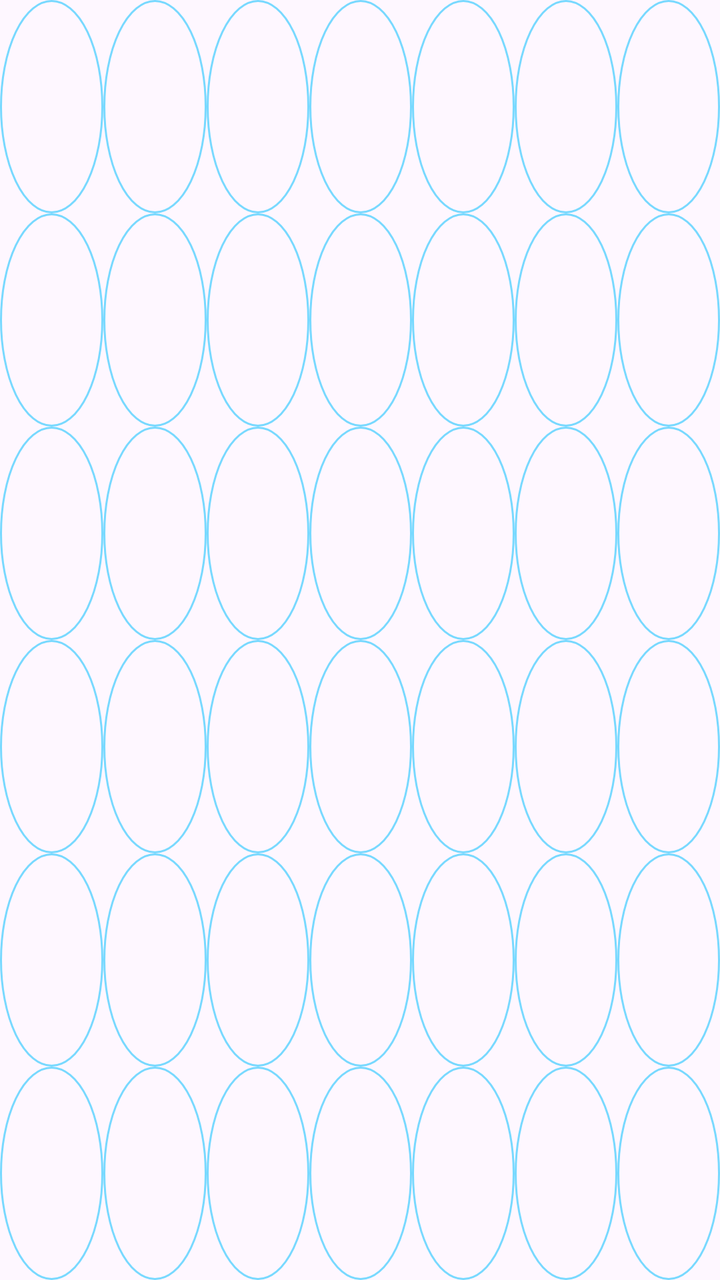
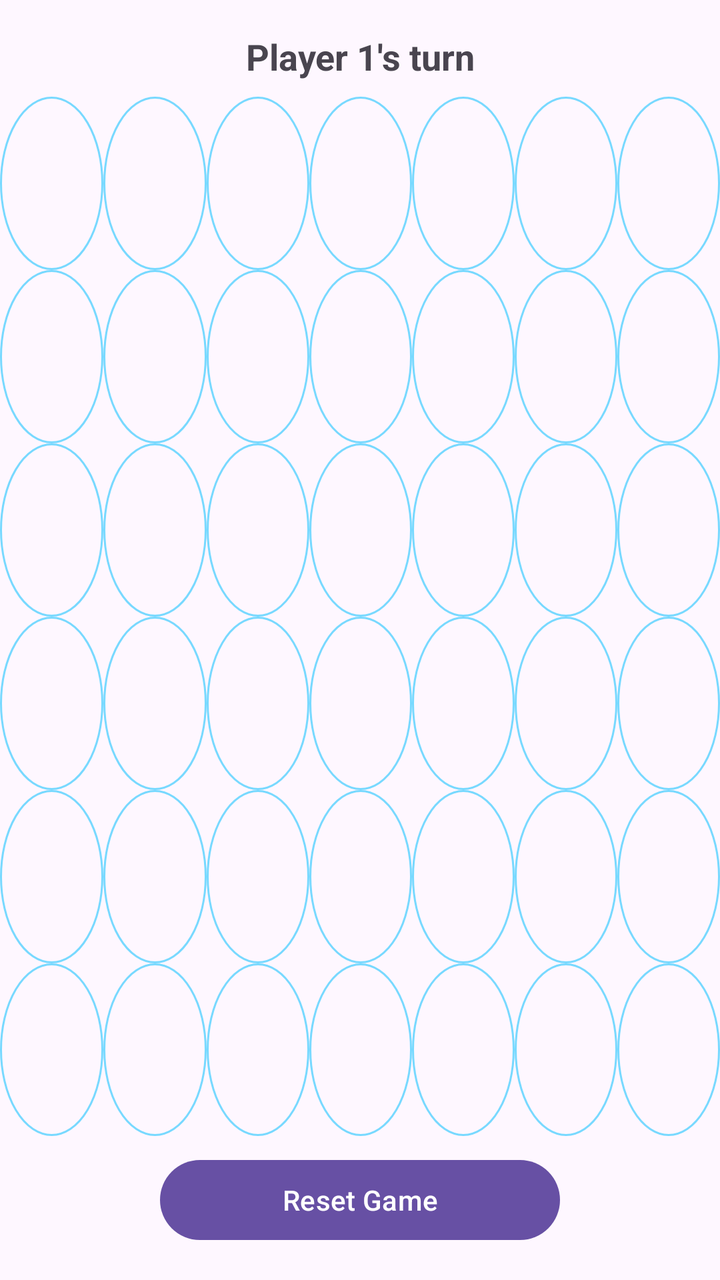

An Android layout rendered at two revisions. The XML below is the earlier revision; the diff shows what the commit changed to produce the second picture.
<!-- AndroidManifest.xml: application theme Theme.Z3 -->
<!-- res/layout/activity_game.xml -->
<?xml version="1.0" encoding="utf-8"?>
<androidx.constraintlayout.widget.ConstraintLayout xmlns:android="http://schemas.android.com/apk/res/android"
    xmlns:app="http://schemas.android.com/apk/res-auto"
    xmlns:tools="http://schemas.android.com/tools"
    android:id="@+id/main"
    android:layout_width="match_parent"
    android:layout_height="match_parent"
    tools:context=".GameActivity"
    android:layout_gravity="center"
    android:layout_marginTop="100dp"
    android:layout_marginBottom="100dp">

    <LinearLayout
        android:layout_width="fill_parent"
        android:layout_height="fill_parent"
        android:orientation="horizontal"
        android:weightSum="70"
        android:gravity="center">

        <LinearLayout
            android:layout_width="wrap_content"
            android:layout_height="fill_parent"
            android:layout_weight="10"
            android:weightSum="60"
            android:orientation="vertical">

        <RelativeLayout
            android:layout_width="fill_parent"
            android:layout_height="wrap_content"
            android:orientation="vertical"
            android:weightSum="60">

            <Button
                android:layout_width="fill_parent"
                android:layout_height="fill_parent"
                app:cornerRadius="0dp"
                android:id="@+id/button0"
                android:background="@android:color/transparent"/>

            <LinearLayout
                android:layout_width="fill_parent"
                android:layout_height="fill_parent"
                android:orientation="vertical"
                android:weightSum="60">

                <ImageView
                    android:layout_width="fill_parent"
                    android:layout_height="fill_parent"
                    android:layout_weight="10"
                    android:src="@drawable/circle"
                    android:id="@+id/iv00"/>

                <ImageView
                    android:layout_width="fill_parent"
                    android:layout_height="fill_parent"
                    android:layout_weight="10"
                    android:src="@drawable/circle"
                    android:id="@+id/iv01"/>

                <ImageView
                    android:layout_width="fill_parent"
                    android:layout_height="fill_parent"
                    android:layout_weight="10"
                    android:src="@drawable/circle"
                    android:id="@+id/iv02"/>

                <ImageView
                    android:layout_width="fill_parent"
                    android:layout_height="fill_parent"
                    android:layout_weight="10"
                    android:src="@drawable/circle"
                    android:id="@+id/iv03"/>

                <ImageView
                    android:layout_width="fill_parent"
                    android:layout_height="fill_parent"
                    android:layout_weight="10"
                    android:src="@drawable/circle"
                    android:id="@+id/iv04"/>

                <ImageView
                    android:layout_width="fill_parent"
                    android:layout_height="fill_parent"
                    android:layout_weight="10"
                    android:src="@drawable/circle"
                    android:id="@+id/iv05"/>

            </LinearLayout>


        </RelativeLayout>

        </LinearLayout>

        <LinearLayout
            android:layout_width="wrap_content"
            android:layout_height="fill_parent"
            android:layout_weight="10"
            android:weightSum="60"
            android:orientation="vertical">

            <RelativeLayout
                android:layout_width="fill_parent"
                android:layout_height="wrap_content"
                android:orientation="vertical"
                android:weightSum="60">

                <Button
                    android:layout_width="fill_parent"
                    android:layout_height="fill_parent"
                    app:cornerRadius="0dp"
                    android:id="@+id/button1"
                    android:background="@android:color/transparent"/>

                <LinearLayout
                    android:layout_width="fill_parent"
                    android:layout_height="fill_parent"
                    android:orientation="vertical"
                    android:weightSum="60">

                    <ImageView
                        android:layout_width="fill_parent"
                        android:layout_height="fill_parent"
                        android:layout_weight="10"
                        android:src="@drawable/circle"
                        android:id="@+id/iv10" />

                    <ImageView
                        android:layout_width="fill_parent"
                        android:layout_height="fill_parent"
                        android:layout_weight="10"
                        android:src="@drawable/circle"
                        android:id="@+id/iv11"/>

                    <ImageView
                        android:layout_width="fill_parent"
                        android:layout_height="fill_parent"
                        android:layout_weight="10"
                        android:src="@drawable/circle"
                        android:id="@+id/iv12"/>

                    <ImageView
                        android:layout_width="fill_parent"
                        android:layout_height="fill_parent"
                        android:layout_weight="10"
                        android:src="@drawable/circle"
                        android:id="@+id/iv13"/>

                    <ImageView
                        android:layout_width="fill_parent"
                        android:layout_height="fill_parent"
                        android:layout_weight="10"
                        android:src="@drawable/circle"
                        android:id="@+id/iv14"/>

                    <ImageView
                        android:layout_width="fill_parent"
                        android:layout_height="fill_parent"
                        android:layout_weight="10"
                        android:src="@drawable/circle"
                        android:id="@+id/iv15"/>

                </LinearLayout>


            </RelativeLayout>

        </LinearLayout>

        <LinearLayout
            android:layout_width="wrap_content"
            android:layout_height="fill_parent"
            android:layout_weight="10"
            android:weightSum="60"
            android:orientation="vertical">

            <RelativeLayout
                android:layout_width="fill_parent"
                android:layout_height="wrap_content"
                android:orientation="vertical"
                android:weightSum="60">

                <Button
                    android:layout_width="fill_parent"
                    android:layout_height="fill_parent"
                    app:cornerRadius="0dp"
                    android:id="@+id/button2"
                    android:background="@android:color/transparent"/>

                <LinearLayout
                    android:layout_width="fill_parent"
                    android:layout_height="fill_parent"
                    android:orientation="vertical"
                    android:weightSum="60">

                    <ImageView
                        android:layout_width="fill_parent"
                        android:layout_height="fill_parent"
                        android:layout_weight="10"
                        android:src="@drawable/circle"
                        android:id="@+id/iv20"/>

                    <ImageView
                        android:layout_width="fill_parent"
                        android:layout_height="fill_parent"
                        android:layout_weight="10"
                        android:src="@drawable/circle"
                        android:id="@+id/iv21"/>

                    <ImageView
                        android:layout_width="fill_parent"
                        android:layout_height="fill_parent"
                        android:layout_weight="10"
                        android:src="@drawable/circle"
                        android:id="@+id/iv22"/>

                    <ImageView
                        android:layout_width="fill_parent"
                        android:layout_height="fill_parent"
                        android:layout_weight="10"
                        android:src="@drawable/circle"
                        android:id="@+id/iv23"/>

                    <ImageView
                        android:layout_width="fill_parent"
                        android:layout_height="fill_parent"
                        android:layout_weight="10"
                        android:src="@drawable/circle"
                        android:id="@+id/iv24"/>

                    <ImageView
                        android:layout_width="fill_parent"
                        android:layout_height="fill_parent"
                        android:layout_weight="10"
                        android:src="@drawable/circle"
                        android:id="@+id/iv25"/>

                </LinearLayout>


            </RelativeLayout>

        </LinearLayout>

        <LinearLayout
            android:layout_width="wrap_content"
            android:layout_height="fill_parent"
            android:layout_weight="10"
            android:weightSum="60"
            android:orientation="vertical">

            <RelativeLayout
                android:layout_width="fill_parent"
                android:layout_height="wrap_content"
                android:orientation="vertical"
                android:weightSum="60">

                <Button
                    android:layout_width="fill_parent"
                    android:layout_height="fill_parent"
                    app:cornerRadius="0dp"
                    android:id="@+id/button3"
                    android:background="@android:color/transparent"/>

                <LinearLayout
                    android:layout_width="fill_parent"
                    android:layout_height="fill_parent"
                    android:orientation="vertical"
                    android:weightSum="60">

                    <ImageView
                        android:layout_width="fill_parent"
                        android:layout_height="fill_parent"
                        android:layout_weight="10"
                        android:src="@drawable/circle"
                        android:id="@+id/iv30"/>

                    <ImageView
                        android:layout_width="fill_parent"
                        android:layout_height="fill_parent"
                        android:layout_weight="10"
                        android:src="@drawable/circle"
                        android:id="@+id/iv31"/>

                    <ImageView
                        android:layout_width="fill_parent"
                        android:layout_height="fill_parent"
                        android:layout_weight="10"
                        android:src="@drawable/circle"
                        android:id="@+id/iv32"/>

                    <ImageView
                        android:layout_width="fill_parent"
                        android:layout_height="fill_parent"
                        android:layout_weight="10"
                        android:src="@drawable/circle"
                        android:id="@+id/iv33"/>

                    <ImageView
                        android:layout_width="fill_parent"
                        android:layout_height="fill_parent"
                        android:layout_weight="10"
                        android:src="@drawable/circle"
                        android:id="@+id/iv34"/>

                    <ImageView
                        android:layout_width="fill_parent"
                        android:layout_height="fill_parent"
                        android:layout_weight="10"
                        android:src="@drawable/circle"
                        android:id="@+id/iv35"/>

                </LinearLayout>


            </RelativeLayout>

        </LinearLayout>

        <LinearLayout
            android:layout_width="wrap_content"
            android:layout_height="fill_parent"
            android:layout_weight="10"
            android:weightSum="60"
            android:orientation="vertical">

            <RelativeLayout
                android:layout_width="fill_parent"
                android:layout_height="wrap_content"
                android:orientation="vertical"
                android:weightSum="60">

                <Button
                    android:layout_width="fill_parent"
                    android:layout_height="fill_parent"
                    app:cornerRadius="0dp"
                    android:id="@+id/button4"
                    android:background="@android:color/transparent"/>

                <LinearLayout
                    android:layout_width="fill_parent"
                    android:layout_height="fill_parent"
                    android:orientation="vertical"
                    android:weightSum="60">

                    <ImageView
                        android:layout_width="fill_parent"
                        android:layout_height="fill_parent"
                        android:layout_weight="10"
                        android:src="@drawable/circle"
                        android:id="@+id/iv40" />

                    <ImageView
                        android:layout_width="fill_parent"
                        android:layout_height="fill_parent"
                        android:layout_weight="10"
                        android:src="@drawable/circle"
                        android:id="@+id/iv41"/>

                    <ImageView
                        android:layout_width="fill_parent"
                        android:layout_height="fill_parent"
                        android:layout_weight="10"
                        android:src="@drawable/circle"
                        android:id="@+id/iv42"/>

                    <ImageView
                        android:layout_width="fill_parent"
                        android:layout_height="fill_parent"
                        android:layout_weight="10"
                        android:src="@drawable/circle"
                        android:id="@+id/iv43"/>

                    <ImageView
                        android:layout_width="fill_parent"
                        android:layout_height="fill_parent"
                        android:layout_weight="10"
                        android:src="@drawable/circle"
                        android:id="@+id/iv44"/>

                    <ImageView
                        android:layout_width="fill_parent"
                        android:layout_height="fill_parent"
                        android:layout_weight="10"
                        android:src="@drawable/circle"
                        android:id="@+id/iv45"/>

                </LinearLayout>


            </RelativeLayout>

        </LinearLayout>

        <LinearLayout
            android:layout_width="wrap_content"
            android:layout_height="fill_parent"
            android:layout_weight="10"
            android:weightSum="60"
            android:orientation="vertical">

            <RelativeLayout
                android:layout_width="fill_parent"
                android:layout_height="wrap_content"
                android:orientation="vertical"
                android:weightSum="60">

                <Button
                    android:layout_width="fill_parent"
                    android:layout_height="fill_parent"
                    app:cornerRadius="0dp"
                    android:id="@+id/button5"
                    android:background="@android:color/transparent"/>

                <LinearLayout
                    android:layout_width="fill_parent"
                    android:layout_height="fill_parent"
                    android:orientation="vertical"
                    android:weightSum="60">

                    <ImageView
                        android:layout_width="fill_parent"
                        android:layout_height="fill_parent"
                        android:layout_weight="10"
                        android:src="@drawable/circle"
                        android:id="@+id/iv50"/>

                    <ImageView
                        android:layout_width="fill_parent"
                        android:layout_height="fill_parent"
                        android:layout_weight="10"
                        android:src="@drawable/circle"
                        android:id="@+id/iv51"/>

                    <ImageView
                        android:layout_width="fill_parent"
                        android:layout_height="fill_parent"
                        android:layout_weight="10"
                        android:src="@drawable/circle"
                        android:id="@+id/iv52"/>

                    <ImageView
                        android:layout_width="fill_parent"
                        android:layout_height="fill_parent"
                        android:layout_weight="10"
                        android:src="@drawable/circle"
                        android:id="@+id/iv53"/>

                    <ImageView
                        android:layout_width="fill_parent"
                        android:layout_height="fill_parent"
                        android:layout_weight="10"
                        android:src="@drawable/circle"
                        android:id="@+id/iv54"/>

                    <ImageView
                        android:layout_width="fill_parent"
                        android:layout_height="fill_parent"
                        android:layout_weight="10"
                        android:src="@drawable/circle"
                        android:id="@+id/iv55"/>

                </LinearLayout>


            </RelativeLayout>

        </LinearLayout>

        <LinearLayout
            android:layout_width="wrap_content"
            android:layout_height="fill_parent"
            android:layout_weight="10"
            android:weightSum="60"
            android:orientation="vertical">

            <RelativeLayout
                android:layout_width="fill_parent"
                android:layout_height="wrap_content"
                android:orientation="vertical"
                android:weightSum="60">

                <Button
                    android:layout_width="fill_parent"
                    android:layout_height="fill_parent"
                    app:cornerRadius="0dp"
                    android:id="@+id/button6"
                    android:background="@android:color/transparent"/>

                <LinearLayout
                    android:layout_width="fill_parent"
                    android:layout_height="fill_parent"
                    android:orientation="vertical"
                    android:weightSum="60">

                    <ImageView
                        android:layout_width="fill_parent"
                        android:layout_height="fill_parent"
                        android:layout_weight="10"
                        android:src="@drawable/circle"
                        android:id="@+id/iv60" />

                    <ImageView
                        android:layout_width="fill_parent"
                        android:layout_height="fill_parent"
                        android:layout_weight="10"
                        android:src="@drawable/circle"
                        android:id="@+id/iv61"/>

                    <ImageView
                        android:layout_width="fill_parent"
                        android:layout_height="fill_parent"
                        android:layout_weight="10"
                        android:src="@drawable/circle"
                        android:id="@+id/iv62"/>

                    <ImageView
                        android:layout_width="fill_parent"
                        android:layout_height="fill_parent"
                        android:layout_weight="10"
                        android:src="@drawable/circle"
                        android:id="@+id/iv63"/>

                    <ImageView
                        android:layout_width="fill_parent"
                        android:layout_height="fill_parent"
                        android:layout_weight="10"
                        android:src="@drawable/circle"
                        android:id="@+id/iv64"/>

                    <ImageView
                        android:layout_width="fill_parent"
                        android:layout_height="fill_parent"
                        android:layout_weight="10"
                        android:src="@drawable/circle"
                        android:id="@+id/iv65"/>

                </LinearLayout>


            </RelativeLayout>

        </LinearLayout>

    </LinearLayout>


</androidx.constraintlayout.widget.ConstraintLayout>
<!-- resources referenced by this layout -->
<resources>
  <!-- drawable circle (drawable) -->
  <?xml version="1.0" encoding="utf-8"?>
  <shape xmlns:android="http://schemas.android.com/apk/res/android"
      android:shape="oval">
      <stroke android:width="1dp"
          android:color="#78d9ff"/>
  </shape>
  <style name="Theme.Z3" parent="Base.Theme.Z3" />
  <style name="Base.Theme.Z3" parent="Theme.Material3.DayNight.NoActionBar">
          
          
      </style>
</resources>

<!-- the commit's change to res/layout/activity_game.xml (unified diff, before → after) -->
@@ -6,16 +6,38 @@
     android:layout_width="match_parent"
     android:layout_height="match_parent"
     tools:context=".GameActivity"
-    android:layout_gravity="center"
-    android:layout_marginTop="100dp"
-    android:layout_marginBottom="100dp">
+    android:layout_gravity="center">
+
+    
+    <TextView
+        android:id="@+id/gameStatus"
+        android:layout_width="match_parent"
+        android:layout_height="wrap_content"
+        android:text="Player 1's turn"
+        android:textSize="18sp"
+        android:textStyle="bold"
+        android:gravity="center"
+        android:layout_marginTop="16dp"
+        android:layout_marginBottom="16dp"
+        app:layout_constraintTop_toTopOf="parent"
+        app:layout_constraintStart_toStartOf="parent"
+        app:layout_constraintEnd_toEndOf="parent" />
+
+    
 
     <LinearLayout
+        android:id="@+id/gameBoard"
         android:layout_width="fill_parent"
-        android:layout_height="fill_parent"
+        android:layout_height="0dp"
         android:orientation="horizontal"
         android:weightSum="70"
-        android:gravity="center">
+        android:gravity="center"
+        app:layout_constraintTop_toBottomOf="@id/gameStatus"
+        app:layout_constraintBottom_toTopOf="@id/resetButton"
+        app:layout_constraintStart_toStartOf="parent"
+        app:layout_constraintEnd_toEndOf="parent"
+        android:layout_marginTop="8dp"
+        android:layout_marginBottom="8dp">
 
         <LinearLayout
             android:layout_width="wrap_content"
@@ -544,5 +566,16 @@
 
     </LinearLayout>
 
+    
+    <Button
+        android:id="@+id/resetButton"
+        android:layout_width="200dp"
+        android:layout_height="wrap_content"
+        android:text="Reset Game"
+        android:layout_marginBottom="16dp"
+        app:layout_constraintBottom_toBottomOf="parent"
+        app:layout_constraintStart_toStartOf="parent"
+        app:layout_constraintEnd_toEndOf="parent" />
+
 
 </androidx.constraintlayout.widget.ConstraintLayout>
